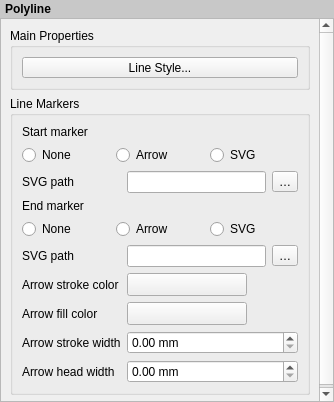
First picture: the form in src/ui/layout/qgslayoutpolylinewidgetbase.ui, repository qgis/QGIS, before the edit.
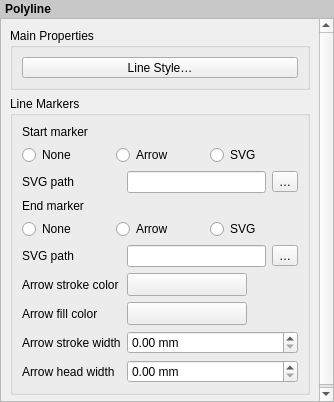
Second picture: the form after the edit. Custom widgets are drawn as their Qt base class.

What changed in the file:
```diff
--- a/src/ui/layout/qgslayoutpolylinewidgetbase.ui
+++ b/src/ui/layout/qgslayoutpolylinewidgetbase.ui
@@ -84,7 +84,7 @@
              </sizepolicy>
             </property>
             <property name="text">
-             <string>Line Style...</string>
+             <string>Line Style…</string>
             </property>
            </widget>
           </item>
```
